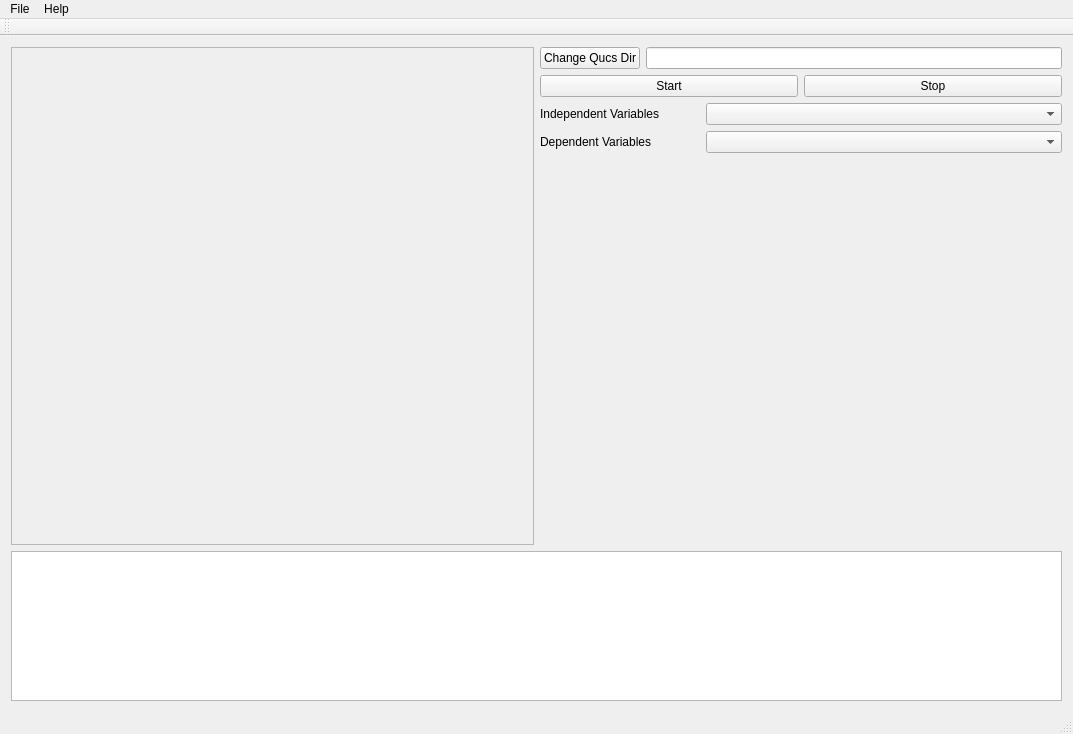
Before: the Qt Designer form src/mainwindow.ui in dom11990/ASCO_Visualizer, drawn with Qt 5.
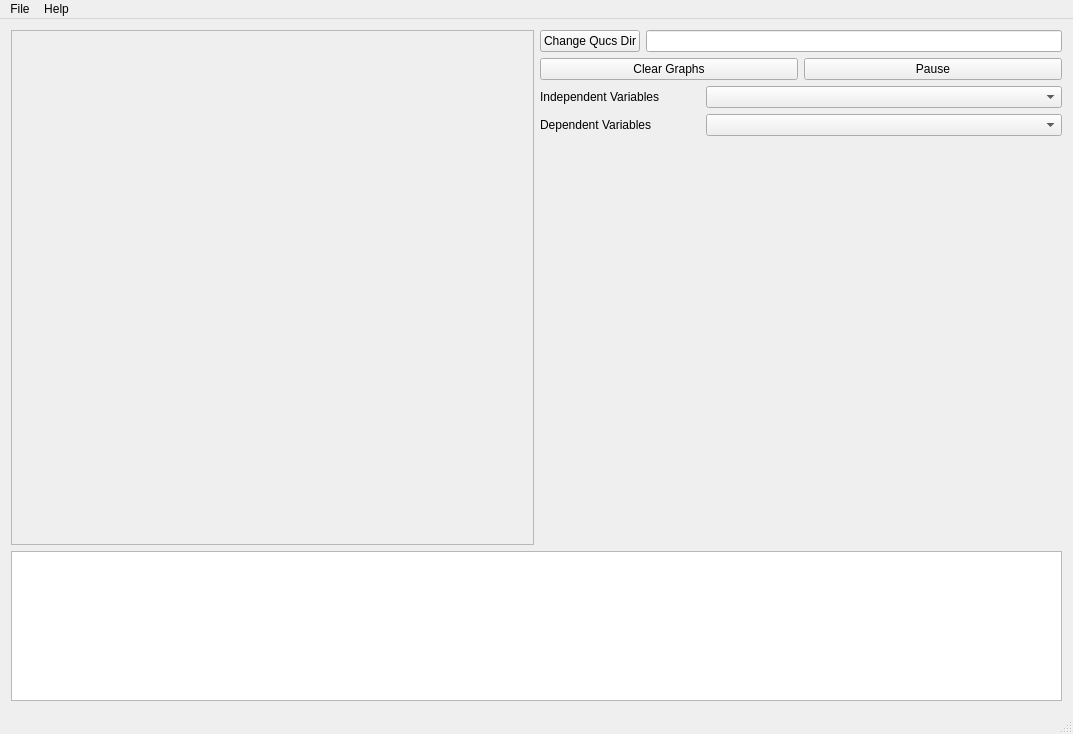
After: the same form once the commit is applied. Custom widgets are drawn as their Qt base class.

Commit message: implemented pause and clear

What changed in the file:
```diff
--- a/src/mainwindow.ui
+++ b/src/mainwindow.ui
@@ -45,14 +45,14 @@
           <item>
            <widget class="QPushButton" name="btn_Start">
             <property name="text">
-             <string>Start</string>
+             <string>Clear Graphs</string>
             </property>
            </widget>
           </item>
           <item>
            <widget class="QPushButton" name="btn_Stop">
             <property name="text">
-             <string>Stop</string>
+             <string>Pause</string>
             </property>
            </widget>
           </item>
@@ -119,7 +119,11 @@
            </widget>
           </item>
           <item>
-           <widget class="QLineEdit" name="le_pathDisplay"/>
+           <widget class="QLineEdit" name="le_pathDisplay">
+            <property name="text">
+             <string/>
+            </property>
+           </widget>
           </item>
          </layout>
         </item>
@@ -194,7 +198,7 @@
            <x>0</x>
            <y>0</y>
            <width>523</width>
-           <height>493</height>
+           <height>507</height>
           </rect>
          </property>
          <layout class="QVBoxLayout" name="verticalLayout_3">
@@ -249,14 +253,6 @@
    <addaction name="menuAbout"/>
    <addaction name="menuHelp"/>
   </widget>
-  <widget class="QToolBar" name="mainToolBar">
-   <attribute name="toolBarArea">
-    <enum>TopToolBarArea</enum>
-   </attribute>
-   <attribute name="toolBarBreak">
-    <bool>false</bool>
-   </attribute>
-  </widget>
   <widget class="QStatusBar" name="statusBar"/>
   <action name="actionExit">
    <property name="text">
```
Left out of the diff: 4 changed lines with no effect on the pictures. The commit also changes 10 other files.
